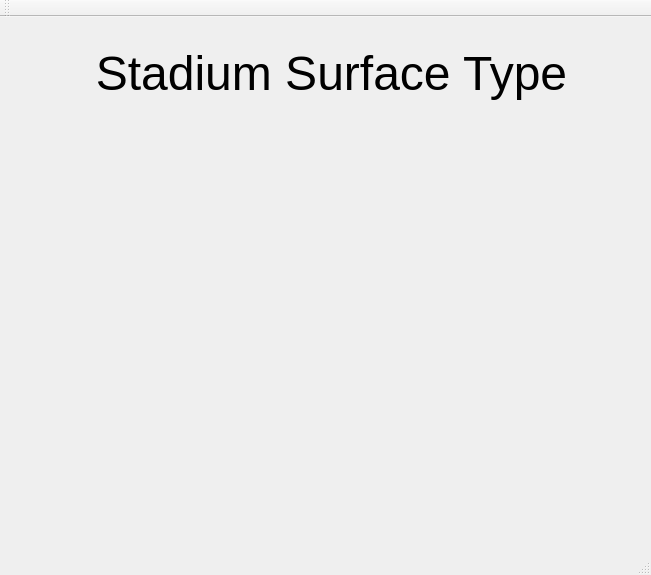
This is mainwindow.ui in Jesus0342/CS1D-Project-2 as Qt 5 draws it before an edit. The edited form follows.
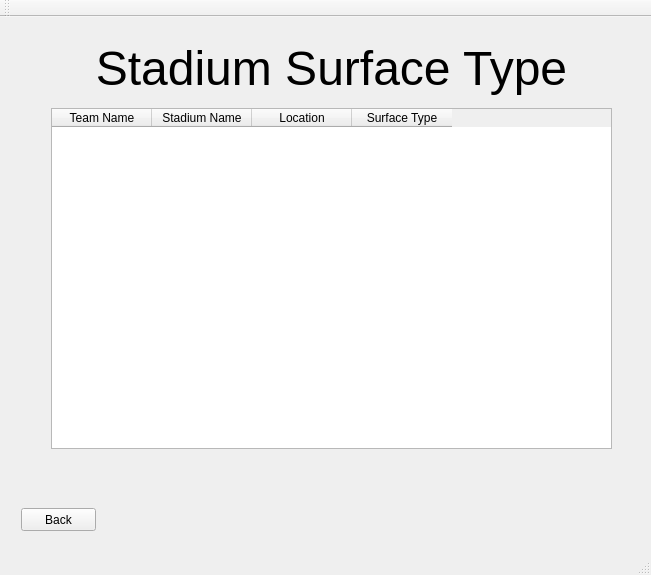
This is the edited form. The open tabs and pages were chosen to show the change.

Patch:
```diff
--- a/mainwindow.ui
+++ b/mainwindow.ui
@@ -716,13 +716,56 @@
           <x>80</x>
           <y>10</y>
           <width>481</width>
-          <height>71</height>
+          <height>61</height>
          </rect>
         </property>
         <property name="text">
          <string>&lt;html&gt;&lt;head/&gt;&lt;body&gt;&lt;p align=&quot;center&quot;&gt;&lt;span style=&quot; font-size:36pt;&quot;&gt;Stadium Surface Type&lt;/span&gt;&lt;/p&gt;&lt;/body&gt;&lt;/html&gt;</string>
         </property>
        </widget>
+       <widget class="QTableWidget" name="tableWidget_surfaceType">
+        <property name="geometry">
+         <rect>
+          <x>40</x>
+          <y>80</y>
+          <width>561</width>
+          <height>341</height>
+         </rect>
+        </property>
+        <column>
+         <property name="text">
+          <string>Team Name</string>
+         </property>
+        </column>
+        <column>
+         <property name="text">
+          <string>Stadium Name</string>
+         </property>
+        </column>
+        <column>
+         <property name="text">
+          <string>Location</string>
+         </property>
+        </column>
+        <column>
+         <property name="text">
+          <string>Surface Type</string>
+         </property>
+        </column>
+       </widget>
+       <widget class="QPushButton" name="pushButton_backSurfaceType">
+        <property name="geometry">
+         <rect>
+          <x>10</x>
+          <y>480</y>
+          <width>75</width>
+          <height>23</height>
+         </rect>
+        </property>
+        <property name="text">
+         <string>Back</string>
+        </property>
+       </widget>
       </widget>
      </widget>
     </item>
```
Left out of the diff: 21 changed lines with no effect on the pictures.
